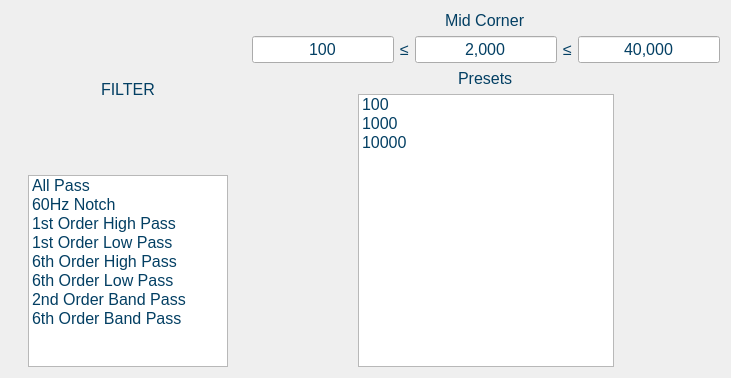
First picture: the form in gui/qtdesigner/FilterWidget.ui, repository wyattduber/CyDAQ, before the edit.
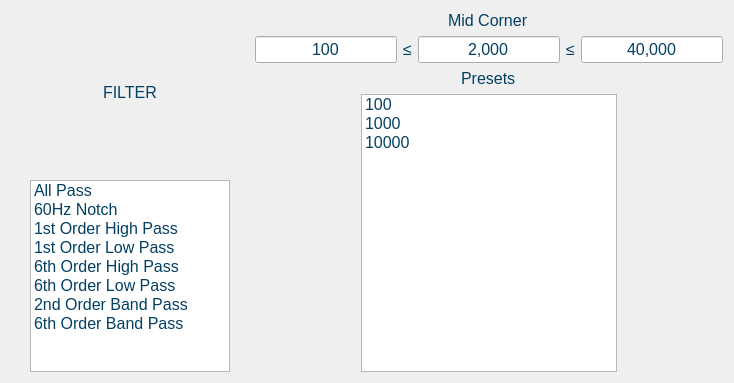
Second picture: the form after the edit.

Diff of the .ui file:
```diff
--- a/gui/qtdesigner/FilterWidget.ui
+++ b/gui/qtdesigner/FilterWidget.ui
@@ -6,8 +6,8 @@
    <rect>
     <x>0</x>
     <y>0</y>
-    <width>731</width>
-    <height>378</height>
+    <width>734</width>
+    <height>383</height>
    </rect>
   </property>
   <property name="windowTitle">
```
